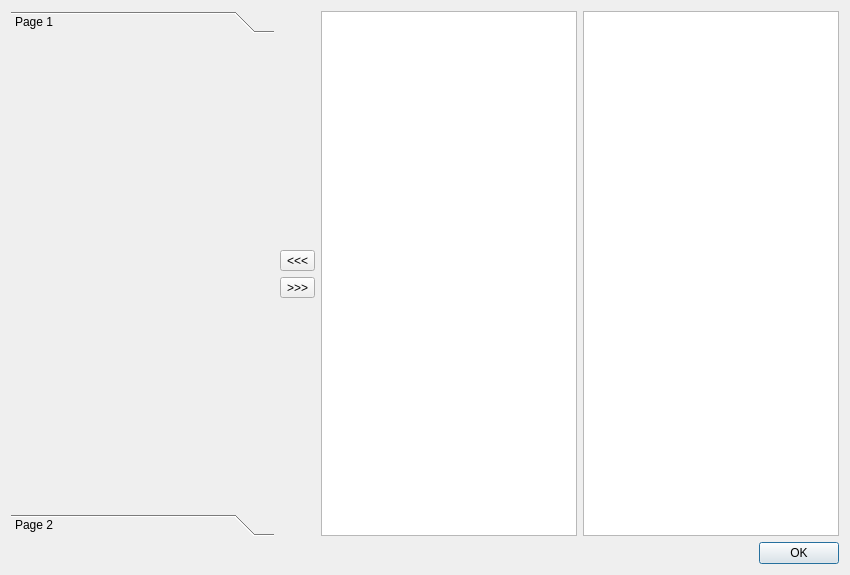
timbaker/tiled, file src/tiled/BuildingEditor/buildingtilesdialog.ui: the form before one commit.
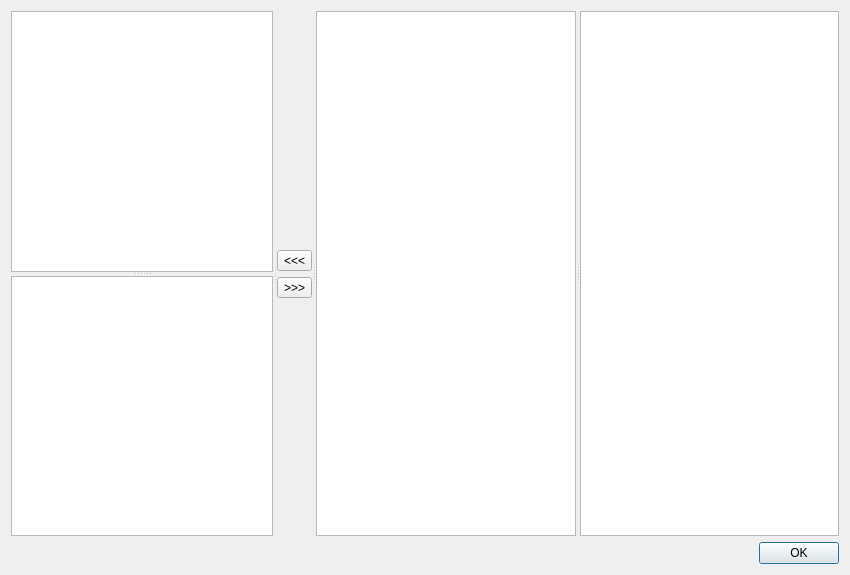
The form after the commit. The open tabs and pages were chosen to show the change. Icons and pictures are not drawn. Custom widgets are drawn as their Qt base class.

Commit message:
Replaced building category QToolBox with QSplitter + QListWidget.
Also renamed BuildingTiles::Category -> BuildingTileCategory to make forward
declarations possible.

Save/restore BuildingTilesDialog geometry.

What changed in the file:
```diff
--- a/src/tiled/BuildingEditor/buildingtilesdialog.ui
+++ b/src/tiled/BuildingEditor/buildingtilesdialog.ui
@@ -15,46 +15,49 @@
   </property>
   <layout class="QGridLayout" name="gridLayout">
    <item row="0" column="0">
-    <widget class="QToolBox" name="toolBox">
-     <property name="maximumSize">
-      <size>
-       <width>332</width>
-       <height>16777215</height>
-      </size>
+    <widget class="QSplitter" name="splitter_3">
+     <property name="orientation">
+      <enum>Qt::Horizontal</enum>
      </property>
-     <property name="currentIndex">
-      <number>0</number>
+     <property name="childrenCollapsible">
+      <bool>false</bool>
      </property>
+     <widget class="QSplitter" name="categorySplitter">
+      <property name="orientation">
+       <enum>Qt::Vertical</enum>
+      </property>
+      <property name="childrenCollapsible">
+       <bool>false</bool>
+      </property>
+      <widget class="QListWidget" name="categoryList"/>
+      <widget class="QStackedWidget" name="categoryStack">
      <widget class="QWidget" name="page">
-      <property name="geometry">
-       <rect>
-        <x>0</x>
-        <y>0</y>
-        <width>275</width>
-        <height>474</height>
-       </rect>
-      </property>
-      <attribute name="label">
-       <string>Page 1</string>
-      </attribute>
+        <layout class="QVBoxLayout" name="verticalLayout_2">
+         <property name="margin">
+          <number>0</number>
+         </property>
+         <item>
+          <widget class="Tiled::Internal::MixedTilesetView" name="tilesetView"/>
+         </item>
+        </layout>
      </widget>
      <widget class="QWidget" name="page_2">
-      <property name="geometry">
-       <rect>
-        <x>0</x>
-        <y>0</y>
-        <width>275</width>
-        <height>474</height>
-       </rect>
-      </property>
-      <attribute name="label">
-       <string>Page 2</string>
-      </attribute>
-     </widget>
-    </widget>
-   </item>
-   <item row="0" column="1">
+        <layout class="QVBoxLayout" name="verticalLayout_3">
+         <property name="margin">
+          <number>0</number>
+         </property>
+         <item>
+          <widget class="BuildingEditor::FurnitureView" name="furnitureView"/>
+         </item>
+        </layout>
+       </widget>
+      </widget>
+     </widget>
+     <widget class="QWidget" name="">
     <layout class="QVBoxLayout" name="verticalLayout">
+       <property name="sizeConstraint">
+        <enum>QLayout::SetMaximumSize</enum>
+       </property>
      <item>
       <spacer name="verticalSpacer">
        <property name="orientation">
@@ -110,13 +113,15 @@
       </spacer>
      </item>
     </layout>
-   </item>
-   <item row="0" column="2">
-    <layout class="QHBoxLayout" name="horizontalLayout">
-     <item>
+     </widget>
+     <widget class="QSplitter" name="tilesetSplitter">
+      <property name="orientation">
+       <enum>Qt::Horizontal</enum>
+      </property>
+      <property name="childrenCollapsible">
+       <bool>false</bool>
+      </property>
       <widget class="QListWidget" name="listWidget"/>
-     </item>
-     <item>
       <widget class="Tiled::Internal::MixedTilesetView" name="tableWidget">
        <property name="minimumSize">
         <size>
@@ -125,10 +130,10 @@
         </size>
        </property>
       </widget>
-     </item>
-    </layout>
-   </item>
-   <item row="1" column="2">
+     </widget>
+    </widget>
+   </item>
+   <item row="1" column="0">
     <widget class="QDialogButtonBox" name="buttonBox">
      <property name="orientation">
       <enum>Qt::Horizontal</enum>
@@ -139,6 +144,10 @@
     </widget>
    </item>
   </layout>
+  <zorder>buttonBox</zorder>
+  <zorder>categoryList</zorder>
+  <zorder>categoryStack</zorder>
+  <zorder>furnitureView</zorder>
  </widget>
  <customwidgets>
   <customwidget>
@@ -146,6 +155,11 @@
    <extends>QTableWidget</extends>
    <header>BuildingEditor/mixedtilesetview.h</header>
   </customwidget>
+  <customwidget>
+   <class>BuildingEditor::FurnitureView</class>
+   <extends>QTableWidget</extends>
+   <header>BuildingEditor/furnitureview.h</header>
+  </customwidget>
  </customwidgets>
  <resources>
   <include location="../tiled.qrc"/>
```
Lines whose indentation alone changed are shown as unchanged. The commit also changes 10 other files.
